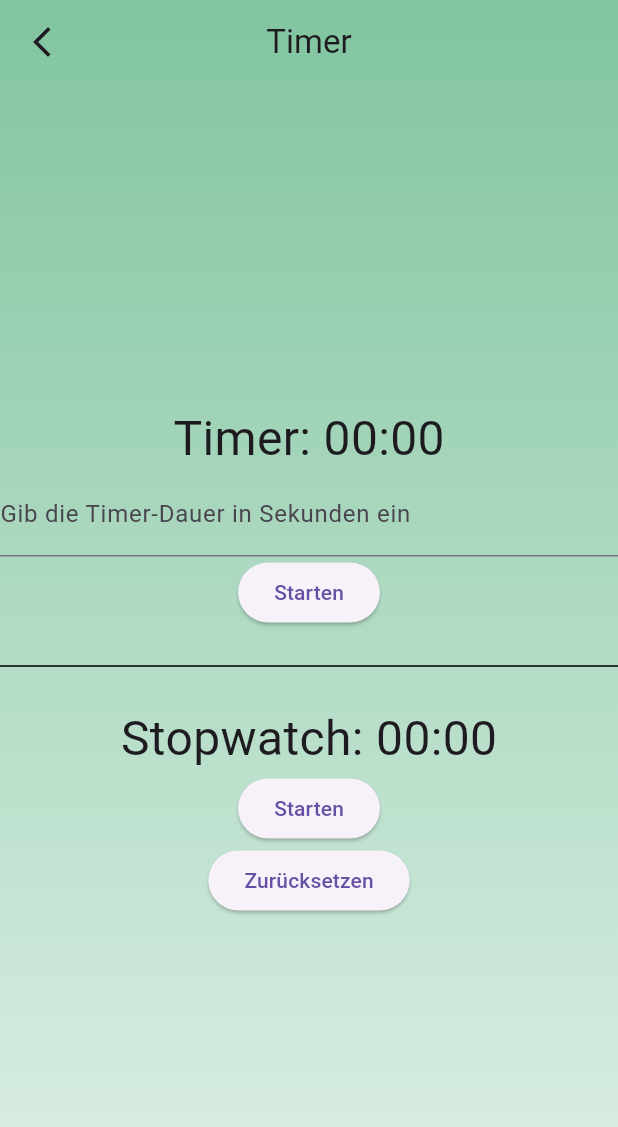
After one commit to arifayduran/aufgaben_app, a Flutter app: the TimerScreen screen opened directly, on a phone screen of 412 x 824 dp. The commit adds this screen. Shown: the top 1127 px of the screen. Run offline on Flutter 3.47's test engine with Material 3 defaults, Android fonts, the phone set to English and light mode, and no system bars.

Commit message:
timer & stoppwatch

```diff
--- /dev/null
+++ b/devtools_options.yaml
@@ -0,0 +1,3 @@
+description: This file stores settings for Dart & Flutter DevTools.
+documentation: https://docs.flutter.dev/tools/devtools/extensions#configure-extension-enablement-states
+extensions:
--- a/lib/home.dart
+++ b/lib/home.dart
@@ -1,5 +1,6 @@
 import 'package:aufgaben_app/screens/4_6.dart';
 import 'package:aufgaben_app/screens/Kapitel3_dart_wiederholung_bonusse/home.dart';
+import 'package:aufgaben_app/screens/timer/timer_screen.dart';
 import 'package:flutter/material.dart';
 import 'package:aufgaben_app/screens/4_4.dart';
 import 'package:aufgaben_app/screens/4_5.dart';
@@ -23,6 +24,7 @@ const Map<String, Widget> tasks = {
   "4.5.": Tasks45(),
   "4.6.": Tasks46(),
   "Kapitel 3 Dart Wied. Bonusse": BonusHomeScreen(),
+  "Timer": TimerScreen(),
 };
 
 class HomeScreen extends StatelessWidget {
--- /dev/null
+++ b/lib/screens/timer/timer_screen.dart
@@ -0,0 +1,198 @@
+// Erstellung einer Timer  App (Stoppuhr App)
+// Das Ziel
+// Erstelle eine Timer App in Flutter.  Entweder als reine Timer App: Es läuft eine vorgegebene Anzahl an Sekunden (oder Minuten) ab,
+// oder als Stoppuhr App: Es wird bei 0 gestartet, und die Zeit läuft nach oben. Wenn du schnell bist, kannst du auch eine App erstellen,
+// die beide Funktionen bietet. Die Aufgabe soll helfen, die Nutzung von async und await zu verstehen und anzuwenden.
+// Eingerechnet sind dafür die restlichen Tage bis zum Ende der Woche, auch wenn der Abgabetermin auf einem späteren Zeitpunkt liegt.
+
+// Die Anforderungen
+// Allgemeine Anforderungen
+// Timer-Funktion (Option 1)
+// Starten und Stoppen:
+// Ein Button zum Starten des Timers.
+// Ein Button zum Stoppen des Timers.
+// Zeitwahl:
+// Ein Input-Feld zur Eingabe der Timer-Dauer (z.B. in Sekunden).
+// Anzeige:
+// Eine Anzeige, die die verbleibende Zeit in Minuten und Sekunden zeigt.
+// Benachrichtigung:
+// Eine einfache Benachrichtigung (z.B. Text, Snack-Bar, Hintergrund wechselt auf Grün, etc…), wenn der Timer abgelaufen ist.
+// Async und Await:
+// Nutze async und await, um den Timer asynchron zu betreiben, sodass die UI nicht blockiert wird.
+// Stoppuhr-Funktion (Option 2)
+// Starten, Stoppen und Zurücksetzen:
+// Ein Button zum Starten der Stoppuhr.
+// Ein Button zum Stoppen der Stoppuhr.
+// Ein Button zum Zurücksetzen der Stoppuhr.
+// Anzeige:
+// Eine Anzeige, die die verstrichene Zeit in Minuten, Sekunden und Millisekunden zeigt.
+// Async und Await:
+// Nutze async und await, um die Zeitmessung asynchron durchzuführen, sodass die UI nicht blockiert wird.
+
+// Optionale Anforderungen (für zusätzliche Herausforderung)
+// Beides Kombinieren:
+// Eine App erstellen, die sowohl Timer- als auch Stoppuhr-Funktionen bietet und über eine Navigation bar
+
+// Hinweise und Tipps
+// Async und Await: Stelle sicher, dass du async und await verwendest, um die Timer- oder Stoppuhr-Funktionalität nicht-blockierend zu implementieren.
+// State Management: Nutze setState, um Änderungen im UI entsprechend der Zeitmesser-Aktivität anzuzeigen.
+// UI-Design: Halte das Design einfach und funktional. Halte dich vor allem am Anfang nicht zu sehr mit dem Styling auf und kümmere dich erstmal um die Funktionalitäten.
+// Wenn du Lust hast, kannst du natürlich zuerst einen Entwurf in Figma machen und diesen nach detailgetreu coden.
+
+// Abgabe
+// Quellcode: Lade den vollständigen Quellcode der App in ein Github-Repository hoch und teile den Link.
+// Vorstellung: Am Montag nach dem Urlaub (19.8.) werden 2-3 von euch ihre App vorstellen. Dabei soll es wie in der Vergangenheit einen kurze Übersicht der App geben und dann eine Erklärung des Codes.
+
+// Viel Erfolg und viel Spaß beim Programmieren!
+
+import 'package:flutter/material.dart';
+import 'dart:async';
+
+class TimerScreen extends StatefulWidget {
+  const TimerScreen({super.key});
+
+  @override
+  State<TimerScreen> createState() => _TimerScreenState();
+}
+
+class _TimerScreenState extends State<TimerScreen> {
+  bool isTimerRunning = false;
+  bool isStopwatchRunning = false;
+
+  int timerDuration = 0;
+  int secondsElapsed = 0;
+
+  late Timer timer;
+  late Timer stopwatch;
+
+  void startTimer() {
+    setState(() {
+      isTimerRunning = true;
+    });
+    timer = Timer.periodic(const Duration(seconds: 1), (Timer timer) {
+      if (timerDuration > 0) {
+        setState(() {
+          timerDuration--;
+        });
+      } else {
+        timer.cancel();
+        ScaffoldMessenger.of(context).showSnackBar(
+          const SnackBar(content: Text("Timer abgelaufen!")),
+        );
+        setState(() {
+          isTimerRunning = false;
+        });
+      }
+    });
+  }
+
+  void stopTimer() {
+    setState(() {
+      isTimerRunning = false;
+    });
+    timer.cancel();
+  }
+
+  void startStopwatch() {
+    setState(() {
+      isStopwatchRunning = true;
+      secondsElapsed = 0;
+    });
+    stopwatch =
+        Timer.periodic(const Duration(milliseconds: 100), (Timer stopwatch) {
+      setState(() {
+        secondsElapsed++;
+      });
+    });
+  }
+
+  void stopStopwatch() {
+    setState(() {
+      isStopwatchRunning = false;
+    });
+    stopwatch.cancel();
+  }
+
+  void resetStopwatch() {
+    setState(() {
+      secondsElapsed = 0;
+    });
+  }
+
+  @override
+  void dispose() {
+    timer.cancel();
+    stopwatch.cancel();
+    super.dispose();
+  }
+
+  @override
+  Widget build(BuildContext context) {
+    final minutes = (secondsElapsed ~/ 60).toString().padLeft(2, '0');
+    final seconds = (secondsElapsed % 60).toString().padLeft(2, '0');
+    final timerMinutes = (timerDuration ~/ 60).toString().padLeft(2, '0');
+    final timerSeconds = (timerDuration % 60).toString().padLeft(2, '0');
+    return Container(
+      decoration: BoxDecoration(
+        gradient: LinearGradient(
+            colors: [
+              const Color(0xff61B688).withOpacity(0.8),
+              const Color(0xff61B688).withOpacity(0.5),
+              const Color(0xff61B688).withOpacity(0.2)
+            ],
+            begin: Alignment.topCenter,
+            end: Alignment.bottomCenter,
+            stops: const [0.0, 0.5, 1.0],
+            tileMode: TileMode.clamp),
+      ),
+      child: Scaffold(
+        backgroundColor: Colors.transparent,
+        appBar: AppBar(
+          title: const Text("Timer"),
+          centerTitle: true,
+          backgroundColor: Colors.transparent,
+          leading: IconButton(
+            icon: const Icon(Icons.arrow_back_ios_new),
+            onPressed: () {
+              Navigator.of(context).pop();
+            },
+          ),
+        ),
+        body: Column(
+          mainAxisAlignment: MainAxisAlignment.center,
+          children: [
+            Text(
+              'Timer: $timerMinutes:$timerSeconds',
+              style: const TextStyle(fontSize: 32),
+            ),
+            TextField(
+              keyboardType: TextInputType.number,
+              onChanged: (value) {
+                timerDuration = int.tryParse(value) ?? 0;
+              },
+              decoration: const InputDecoration(
+                  labelText: 'Gib die Timer-Dauer in Sekunden ein'),
+            ),
+            ElevatedButton(
+              onPressed: isTimerRunning ? stopTimer : startTimer,
+              child: Text(isTimerRunning ? 'Stoppen' : 'Starten'),
+            ),
+            const Divider(height: 50, color: Colors.black),
+            Text(
+              'Stopwatch: $minutes:$seconds',
+              style: const TextStyle(fontSize: 32),
+            ),
+            ElevatedButton(
+              onPressed: isStopwatchRunning ? stopStopwatch : startStopwatch,
+              child: Text(isStopwatchRunning ? 'Stoppen' : 'Starten'),
+            ),
+            ElevatedButton(
+              onPressed: resetStopwatch,
+              child: const Text('Zurücksetzen'),
+            ),
+          ],
+        ),
+      ),
+    );
+  }
+}
--- a/pubspec.yaml
+++ b/pubspec.yaml
@@ -35,6 +35,7 @@ dependencies:
   # Use with the CupertinoIcons class for iOS style icons.
   cupertino_icons: ^1.0.6
   provider: ^6.0.3
+  rive: ^0.13.12
 
 dev_dependencies:
   flutter_test:
@@ -56,6 +57,7 @@ flutter:
   assets:
     - assets/images/
     - assets/images/gallery_sushiyana/
+    - assets/animations/
 
   # The following line ensures that the Material Icons font is
   # included with your application, so that you can use the icons in
```
Also changed, not shown: pubspec.lock, 15 other files.
